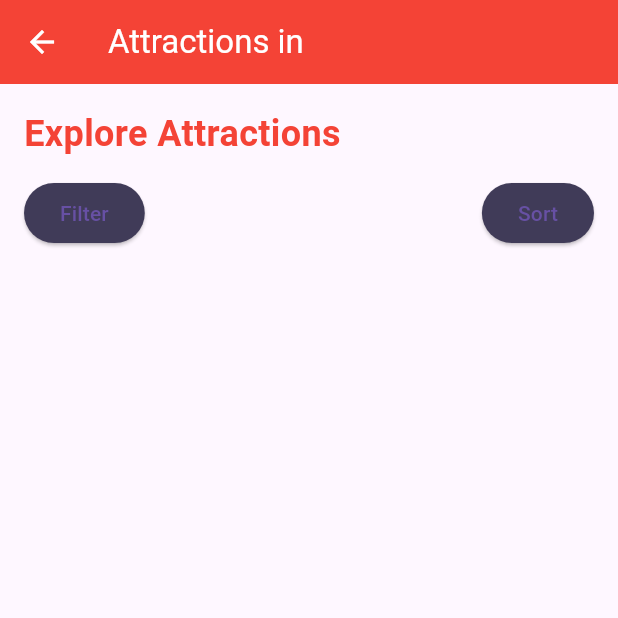
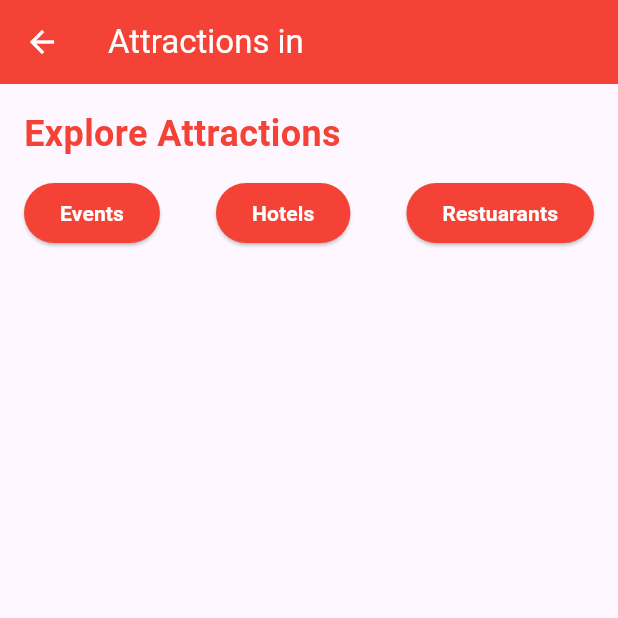
Before and after one commit to muhammadasfeeansari/E_Project-City_Guide, a Flutter app: the AttractionListPage screen opened directly with empty values, on a phone screen of 412 x 824 dp, the top half of it. Run offline on Flutter 3.47's test engine with Material 3 defaults, Android fonts, the phone set to English and light mode, and no system bars; our stand-ins replace cloud_firestore, firebase_auth, firebase_core, font_awesome_flutter, velocity_x; accounts and stored records are empty.

Commit message:
some styling

```diff
--- a/lib/models/city_model.dart
+++ b/lib/models/city_model.dart
@@ -1,3 +1,6 @@
+import 'package:e_project/models/EventModel.dart';
+import 'package:e_project/models/HotelModel.dart';
+import 'package:e_project/models/RestaurantModel.dart';
 import 'package:e_project/models/attractionModel.dart';
 
 class City {
@@ -5,14 +8,20 @@ class City {
   final String name;
   final String desc;
   final List<String> images;
-  final List<Attraction> attractions; // Add this line
+  final List<Attraction> attractions;
+  final List<Hotel> hotels;
+  final List<Restaurant> restaurants;
+  final List<Event>events ; // Add this line
 
   City({
     required this.id,
     required this.name,
     required this.desc,
     required this.images,
-    required this.attractions, // Add this line
+    required this.attractions,
+    required this.hotels,
+     required this.restaurants,
+      required this.events, // Add this line
   });
 
   factory City.fromJson(Map<String, dynamic> json) {
@@ -23,7 +32,7 @@ class City {
       images: List<String>.from(json['images']),
       attractions: (json['attractions'] as List)
           .map((attraction) => Attraction.fromJson(attraction))
-          .toList(), // Add this line to convert JSON to Attraction objects
+          .toList(), hotels: [], restaurants: [], events: [], // Add this line to convert JSON to Attraction objects
     );
   }
 }
--- a/lib/pages/attractionPage.dart
+++ b/lib/pages/attractionPage.dart
@@ -37,16 +37,43 @@ class AttractionListPage extends StatelessWidget {
               mainAxisAlignment: MainAxisAlignment.spaceBetween,
               children: [
                 ElevatedButton(
-                  onPressed: () {
-                    // Implement filtering logic here
-                  },
-                  child: const Text('Filter'),
+                  style: const ButtonStyle(
+                      backgroundColor: WidgetStatePropertyAll(Colors.red)),
+                  onPressed: () {},
+                  child: const Text(
+                    'Events',
+                    style: TextStyle(
+                      color: Colors.white,
+                      fontSize: 14,
+                      fontWeight: FontWeight.bold,
+                    ),
+                  ),
                 ),
-                ElevatedButton(
-                  onPressed: () {
-                    // Implement sorting logic here
-                  },
-                  child: const Text('Sort'),
+                 ElevatedButton(
+                  style: const ButtonStyle(
+                      backgroundColor: WidgetStatePropertyAll(Colors.red)),
+                  onPressed: () {},
+                  child: const Text(
+                    'Hotels',
+                    style: TextStyle(
+                      color: Colors.white,
+                      fontSize: 14,
+                      fontWeight: FontWeight.bold,
+                    ),
+                  ),
+                ),
+                 ElevatedButton(
+                  style: const ButtonStyle(
+                      backgroundColor: WidgetStatePropertyAll(Colors.red)),
+                  onPressed: () {},
+                  child: const Text(
+                    'Restuarants',
+                    style: TextStyle(
+                      color: Colors.white,
+                      fontSize: 14,
+                      fontWeight: FontWeight.bold,
+                    ),
+                  ),
                 ),
               ],
             ),
```
Also changed, not shown: assets/files/cities.json (+131 -0 lines), lib/models/eventModel.dart (added, +28 -0 lines), lib/models/hotelModel.dart (added, +25 -0 lines), lib/models/restaurantModel.dart (added, +25 -0 lines), lib/services.dart/city_service.dart (+45 -0 lines).
